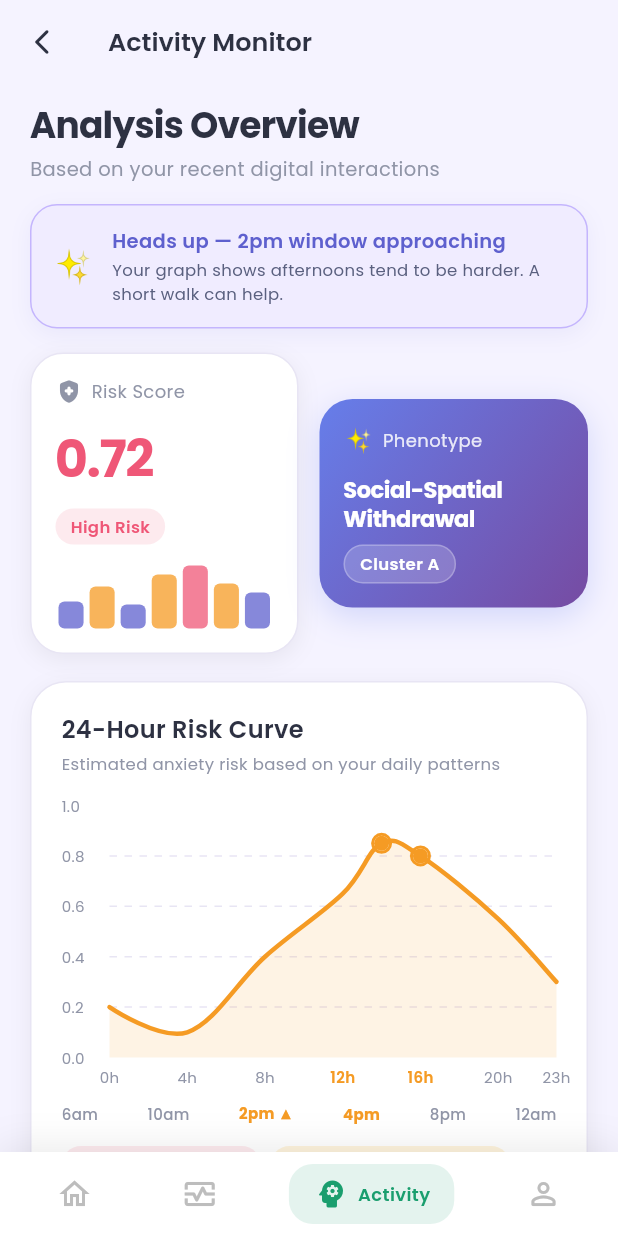
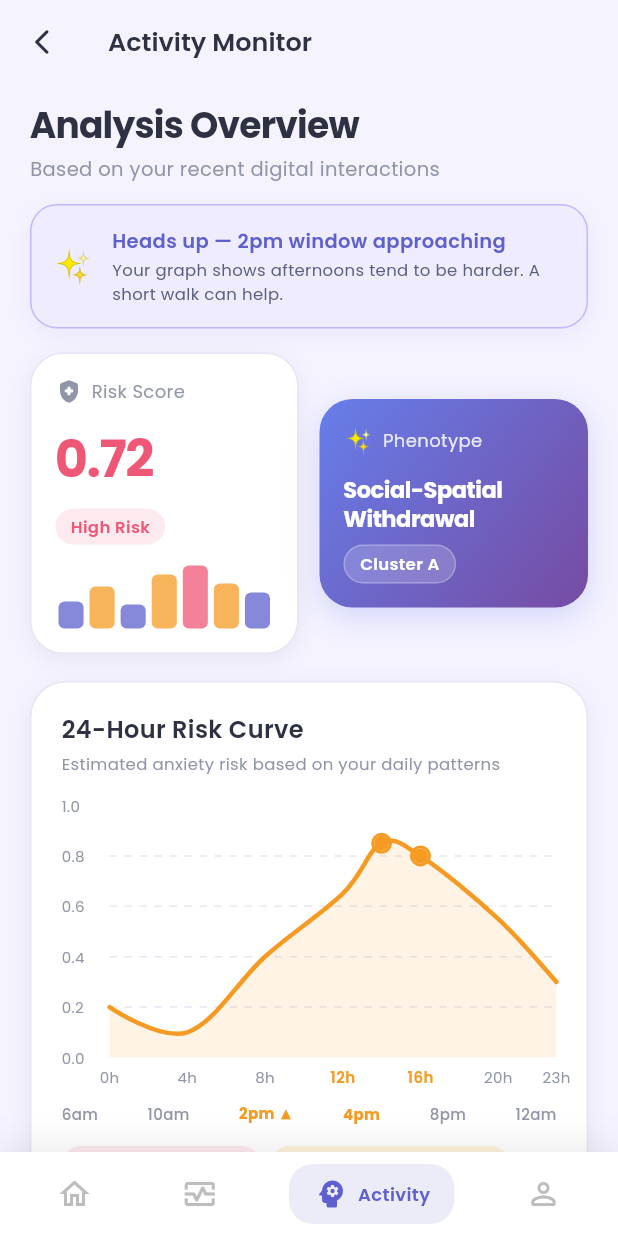
Before and after one commit to DewduSendanayake/anxiety_mobile_app, a Flutter app: the MainNavigationPage screen opened directly, item 3 of the bottom bar chosen, on a phone screen of 412 x 824 dp. Run offline on Flutter 3.47's test engine with Material 3 defaults, Android fonts, the phone set to English and light mode, and no system bars; drawn by our look-alikes of fl_chart; our stand-ins replace battery_plus, connectivity_plus, flutter_blue_plus, flutter_local_notifications, geolocator, google_fonts and 4 more; missing offline and left inert: app_settings, call_log, flutter_background_service, flutter_sms_inbox, screen_state, usage_stats; accounts and stored records are empty.

Commit message:
Update phenotype tab gradient color
Changed the Phenotype tab gradient color in `main_navigation_page.dart` from `0xFF1A9E6E` to `0xFF5E60CE` to align it with the updated navigation color scheme.

```diff
--- a/lib/pages/main_navigation_page.dart
+++ b/lib/pages/main_navigation_page.dart
@@ -73,7 +73,7 @@ class _MainNavigationPageState extends State<MainNavigationPage> {
     final List<Color> gradients = [
       const Color(0xFF667eea), // Home
       const Color(0xFF764ba2), // Physio
-      const Color(0xFF1A9E6E), // Phenotype
+      const Color(0xFF5E60CE), // Phenotype
       const Color(0xFF5E60CE), // Profile
     ];
 
```
